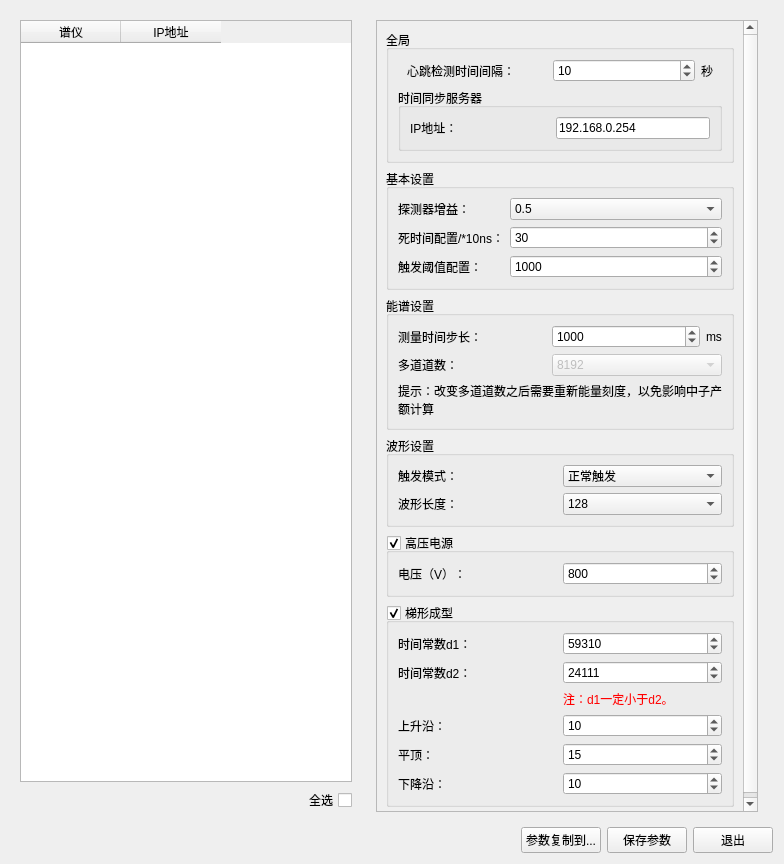
Before: the Qt Designer form detsettingwindow.ui in MrXiaomao/ZrActivationPro, drawn with Qt 5.
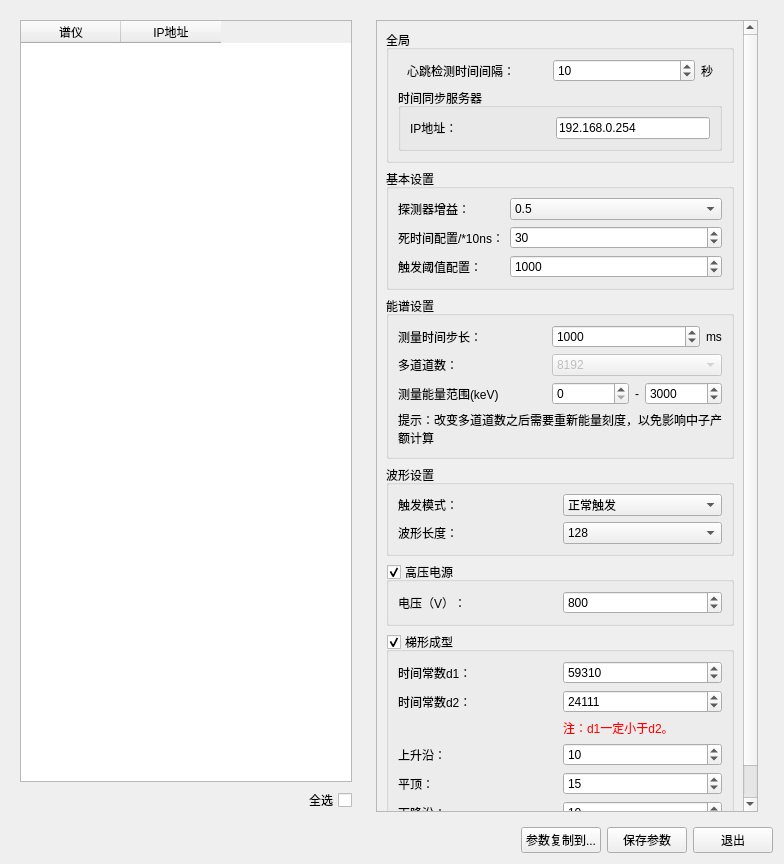
After: the same form once the commit is applied.

Commit message: 1、界面布局调整 2、优化自动测量代码

The edit to the form file:
```diff
--- a/detsettingwindow.ui
+++ b/detsettingwindow.ui
@@ -119,7 +119,7 @@
             <x>0</x>
             <y>0</y>
             <width>380</width>
-            <height>797</height>
+            <height>796</height>
            </rect>
           </property>
           <property name="styleSheet">
@@ -332,23 +332,13 @@
               <string>能谱设置</string>
              </property>
              <layout class="QGridLayout" name="gridLayout_3">
-              <item row="1" column="0">
-               <widget class="QLabel" name="label_25">
+              <item row="3" column="0" colspan="3">
+               <widget class="QLabel" name="label_5">
                 <property name="text">
-                 <string>多道道数：</string>
+                 <string>提示：改变多道道数之后需要重新能量刻度，以免影响中子产额计算</string>
                 </property>
-               </widget>
-              </item>
-              <item row="0" column="2">
-               <widget class="QLabel" name="label_26">
-                <property name="sizePolicy">
-                 <sizepolicy hsizetype="Fixed" vsizetype="Preferred">
-                  <horstretch>0</horstretch>
-                  <verstretch>0</verstretch>
-                 </sizepolicy>
-                </property>
-                <property name="text">
-                 <string>ms</string>
+                <property name="wordWrap">
+                 <bool>true</bool>
                 </property>
                </widget>
               </item>
@@ -365,6 +355,39 @@
                 </property>
                </widget>
               </item>
+              <item row="0" column="2">
+               <widget class="QLabel" name="label_26">
+                <property name="sizePolicy">
+                 <sizepolicy hsizetype="Fixed" vsizetype="Preferred">
+                  <horstretch>0</horstretch>
+                  <verstretch>0</verstretch>
+                 </sizepolicy>
+                </property>
+                <property name="text">
+                 <string>ms</string>
+                </property>
+               </widget>
+              </item>
+              <item row="0" column="1">
+               <widget class="QSpinBox" name="spinBox_spectrumRefreshTime">
+                <property name="minimum">
+                 <number>1</number>
+                </property>
+                <property name="maximum">
+                 <number>65535</number>
+                </property>
+                <property name="value">
+                 <number>1000</number>
+                </property>
+               </widget>
+              </item>
+              <item row="1" column="0">
+               <widget class="QLabel" name="label_25">
+                <property name="text">
+                 <string>多道道数：</string>
+                </property>
+               </widget>
+              </item>
               <item row="1" column="1" colspan="2">
                <widget class="QComboBox" name="comboBox_spectrumLength">
                 <property name="enabled">
@@ -395,27 +418,62 @@
                 </item>
                </widget>
               </item>
-              <item row="0" column="1">
-               <widget class="QSpinBox" name="spinBox_spectrumRefreshTime">
-                <property name="minimum">
-                 <number>1</number>
-                </property>
-                <property name="maximum">
-                 <number>65535</number>
-                </property>
-                <property name="value">
-                 <number>1000</number>
+              <item row="2" column="0">
+               <widget class="QLabel" name="label_6">
+                <property name="text">
+                 <string>测量能量范围(keV)</string>
                 </property>
                </widget>
               </item>
-              <item row="2" column="0" colspan="3">
-               <widget class="QLabel" name="label_5">
-                <property name="text">
-                 <string>提示：改变多道道数之后需要重新能量刻度，以免影响中子产额计算</string>
-                </property>
-                <property name="wordWrap">
-                 <bool>true</bool>
-                </property>
+              <item row="2" column="1" colspan="2">
+               <widget class="QWidget" name="widget_3" native="true">
+                <layout class="QHBoxLayout" name="horizontalLayout_4">
+                 <property name="leftMargin">
+                  <number>0</number>
+                 </property>
+                 <property name="topMargin">
+                  <number>0</number>
+                 </property>
+                 <property name="rightMargin">
+                  <number>0</number>
+                 </property>
+                 <property name="bottomMargin">
+                  <number>0</number>
+                 </property>
+                 <item>
+                  <widget class="QSpinBox" name="spinBox">
+                   <property name="maximum">
+                    <number>999999</number>
+                   </property>
+                  </widget>
+                 </item>
+                 <item>
+                  <widget class="QLabel" name="label_8">
+                   <property name="sizePolicy">
+                    <sizepolicy hsizetype="Fixed" vsizetype="Preferred">
+                     <horstretch>0</horstretch>
+                     <verstretch>0</verstretch>
+                    </sizepolicy>
+                   </property>
+                   <property name="text">
+                    <string>-</string>
+                   </property>
+                   <property name="alignment">
+                    <set>Qt::AlignCenter</set>
+                   </property>
+                  </widget>
+                 </item>
+                 <item>
+                  <widget class="QSpinBox" name="spinBox_2">
+                   <property name="maximum">
+                    <number>999999</number>
+                   </property>
+                   <property name="value">
+                    <number>3000</number>
+                   </property>
+                  </widget>
+                 </item>
+                </layout>
                </widget>
               </item>
              </layout>
```
The commit also changes 11 other files.
